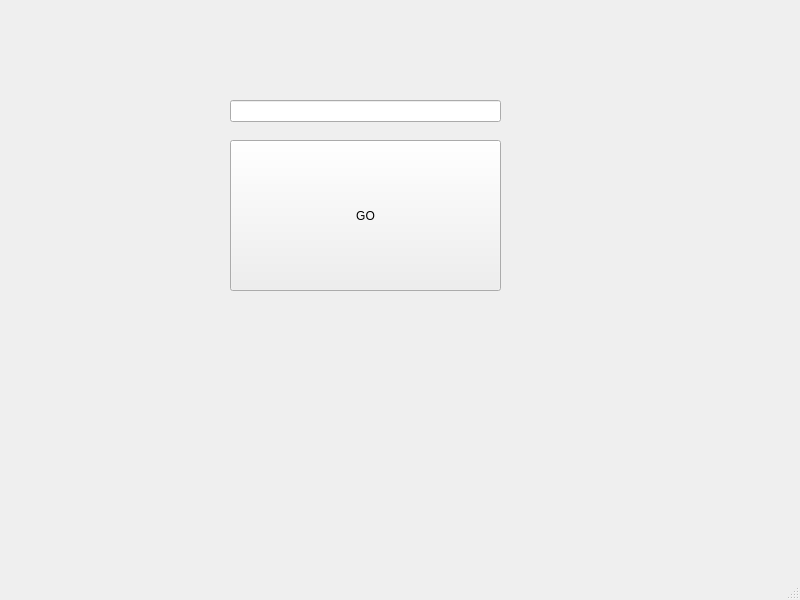
Above: TestWindow.ui from tomg2031/pysidetest before the change. Below: the same form after it.
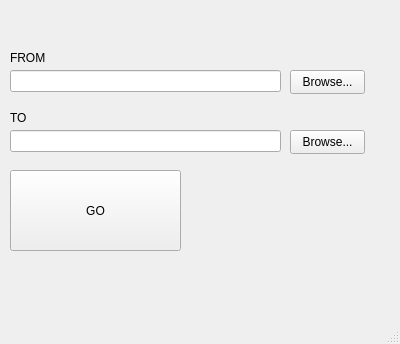
That is the form after the change.

```diff
--- a/TestWindow.ui
+++ b/TestWindow.ui
@@ -6,8 +6,8 @@
    <rect>
     <x>0</x>
     <y>0</y>
-    <width>800</width>
-    <height>600</height>
+    <width>400</width>
+    <height>344</height>
    </rect>
   </property>
   <property name="windowTitle">
@@ -17,10 +17,10 @@
    <widget class="QPushButton" name="mypushButton">
     <property name="geometry">
      <rect>
-      <x>230</x>
-      <y>140</y>
-      <width>271</width>
-      <height>151</height>
+      <x>10</x>
+      <y>170</y>
+      <width>171</width>
+      <height>81</height>
      </rect>
     </property>
     <property name="text">
@@ -30,13 +30,75 @@
    <widget class="QLineEdit" name="mylineEdit">
     <property name="geometry">
      <rect>
-      <x>230</x>
-      <y>100</y>
+      <x>10</x>
+      <y>130</y>
       <width>271</width>
       <height>22</height>
      </rect>
     </property>
    </widget>
+   <widget class="QPushButton" name="getToDirectory">
+    <property name="geometry">
+     <rect>
+      <x>290</x>
+      <y>130</y>
+      <width>75</width>
+      <height>24</height>
+     </rect>
+    </property>
+    <property name="text">
+     <string>Browse...</string>
+    </property>
+   </widget>
+   <widget class="QLineEdit" name="getFromLineEdit">
+    <property name="geometry">
+     <rect>
+      <x>10</x>
+      <y>70</y>
+      <width>271</width>
+      <height>22</height>
+     </rect>
+    </property>
+   </widget>
+   <widget class="QPushButton" name="getFromDirectory">
+    <property name="geometry">
+     <rect>
+      <x>290</x>
+      <y>70</y>
+      <width>75</width>
+      <height>24</height>
+     </rect>
+    </property>
+    <property name="text">
+     <string>Browse...</string>
+    </property>
+   </widget>
+   <widget class="QLabel" name="FROM">
+    <property name="geometry">
+     <rect>
+      <x>10</x>
+      <y>50</y>
+      <width>49</width>
+      <height>16</height>
+     </rect>
+    </property>
+    <property name="text">
+     <string>FROM</string>
+    </property>
+   </widget>
+   <widget class="QLabel" name="TO">
+    <property name="geometry">
+     <rect>
+      <x>10</x>
+      <y>110</y>
+      <width>49</width>
+      <height>16</height>
+     </rect>
+    </property>
+    <property name="text">
+     <string>TO</string>
+    </property>
+   </widget>
   </widget>
   <widget class="QMenuBar" name="menubar">
    <property name="geometry">
```
Left out of the diff: 6 changed lines with no effect on the pictures.
